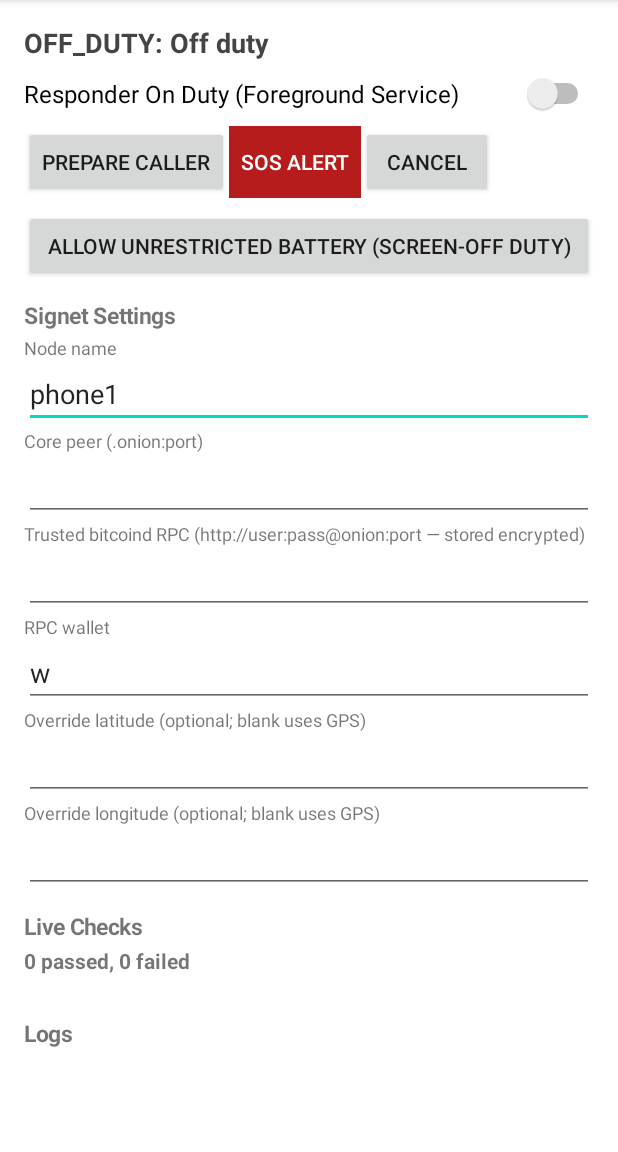
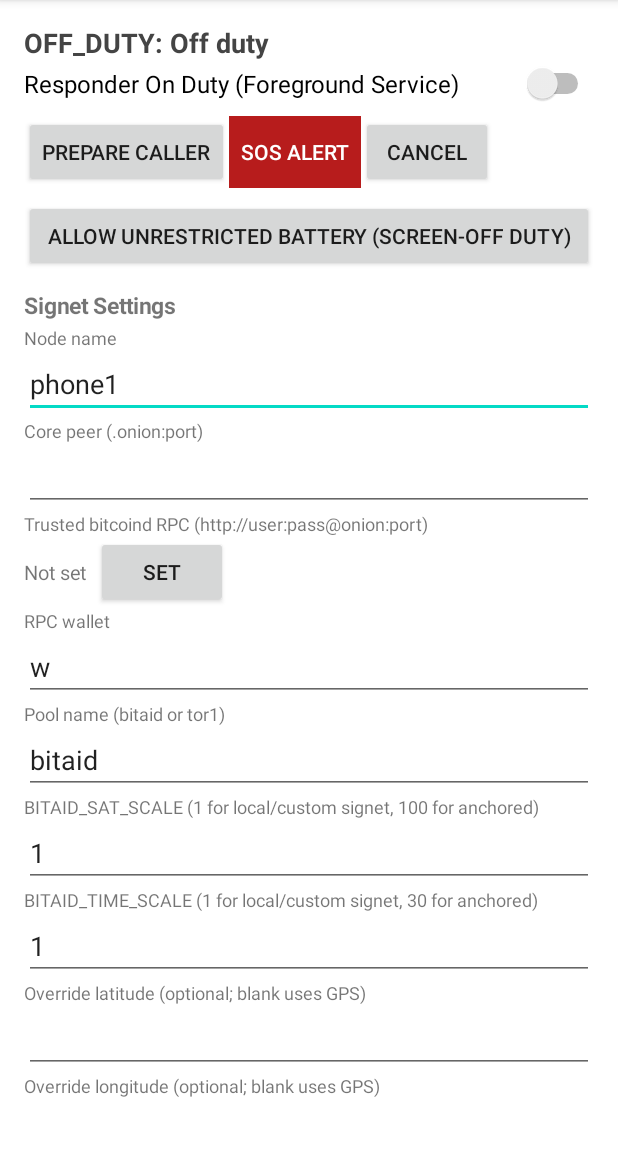
Before and after one commit to FaithStandard/Bitaid-prototype, an Android app: the screen it shows after launch (MainActivity), on a phone screen of 412 x 824 dp, the part 84-1236 px from its top. Run offline under Robolectric (Android 15) with nearby library versions, the phone set to English and light mode, and no system bars; libraries missing offline, so code that uses them is left out: com.google.crypto.tink; 5 statements that could not run were skipped.

Commit message:
m4-app: first-device-run fixes 1-5 (masked RPC, startRole error reasons + pending relaunch, ON_DUTY on Listening, --exit-after 86400, pool/scales UI, accept->location timing)

```diff
--- a/android/app/src/main/java/com/bitaid/app/MainActivity.kt
+++ b/android/app/src/main/java/com/bitaid/app/MainActivity.kt
@@ -17,6 +17,7 @@ import android.os.Handler
 import android.os.Looper
 import android.os.PowerManager
 import android.provider.Settings
+import android.text.InputType
 import android.view.View
 import android.widget.ArrayAdapter
 import android.widget.Button
@@ -36,18 +37,26 @@ import java.util.concurrent.atomic.AtomicBoolean
 /**
  * M4 step 3: Minimal Kotlin shell around `bitaid-node` + `bitaid-tor`.
  *
- * - No hardcoded fallback coordinates: responder requires a real GPS fix (or explicit test coords).
- * - Caller SOS requests a fresh GPS fix (10 s timeout), falling back to last-known only if < 5 min
- *   old (with age logged), else raises without a position rather than sending a stale one.
- * - RPC URL (with `user:pass`) is stored in `KeystoreSecretStore`, never plain `SharedPreferences`.
+ * - Masked RPC URL: once stored encrypted in Keystore, never repopulated into a plaintext EditText.
+ * - Live progress line under status while `BOOTSTRAPPING_TOR` / `CONNECTING`.
+ * - Configurable `--pool`, `BITAID_SAT_SCALE`, `BITAID_TIME_SCALE`.
  */
 class MainActivity : AppCompatActivity() {
 
     private lateinit var statusView: TextView
+    private lateinit var progressView: TextView
     private lateinit var dutySwitch: Switch
     private lateinit var peerEdit: EditText
+    private lateinit var rpcStatusView: TextView
+    private lateinit var rpcReplaceBtn: Button
+    private lateinit var rpcInputRow: LinearLayout
     private lateinit var rpcEdit: EditText
+    private lateinit var rpcShowCheck: CheckBox
+    private lateinit var rpcSaveBtn: Button
     private lateinit var walletEdit: EditText
+    private lateinit var poolEdit: EditText
+    private lateinit var satScaleEdit: EditText
+    private lateinit var timeScaleEdit: EditText
     private lateinit var nameEdit: EditText
     private lateinit var latEdit: EditText
     private lateinit var lonEdit: EditText
@@ -120,9 +129,16 @@ class MainActivity : AppCompatActivity() {
         statusView = TextView(this).apply {
             textSize = 18f
             setTypeface(null, Typeface.BOLD)
+            setPadding(0, 0, 0, 2)
+        }
+        progressView = TextView(this).apply {
+            textSize = 12f
+            setTextColor(Color.DKGRAY)
             setPadding(0, 0, 0, pad / 2)
+            visibility = View.GONE
         }
         root.addView(statusView)
+        root.addView(progressView)
 
         dutySwitch = Switch(this).apply {
             text = "Responder On Duty (Foreground Service)"
@@ -200,6 +216,7 @@ class MainActivity : AppCompatActivity() {
             setTextColor(Color.WHITE)
             setOnClickListener {
                 BitaidState.snapshot.alert?.let { a ->
+                    BitaidState.markAcceptedNow()
                     NativeBridge.sendAccept(a.caseId)
                     BitaidState.update { it.copy(alert = null, status = ServiceStatus.ACTIVE_CASE, statusDetail = "Accepted — awaiting verified location") }
                 }
@@ -274,8 +291,63 @@ class MainActivity : AppCompatActivity() {
         root.addView(sectionHeader("Signet Settings"))
         nameEdit = labeledEdit(root, "Node name", "phone1")
         peerEdit = labeledEdit(root, "Core peer (.onion:port)", "")
-        rpcEdit = labeledEdit(root, "Trusted bitcoind RPC (http://user:pass@onion:port — stored encrypted)", "")
+
+        // Masked RPC URL (never repopulated into plaintext once stored)
+        root.addView(TextView(this).apply { text = "Trusted bitcoind RPC (http://user:pass@onion:port)"; textSize = 12f })
+        val rpcStatusRow = LinearLayout(this).apply { orientation = LinearLayout.HORIZONTAL }
+        rpcStatusView = TextView(this).apply { text = "Not set"; textSize = 13f }
+        rpcReplaceBtn = Button(this).apply {
+            text = "Set / Replace"
+            setOnClickListener {
+                rpcEdit.setText("")
+                rpcInputRow.visibility = View.VISIBLE
+            }
+        }
+        rpcStatusRow.addView(rpcStatusView)
+        rpcStatusRow.addView(rpcReplaceBtn)
+        root.addView(rpcStatusRow)
+
+        rpcInputRow = LinearLayout(this).apply {
+            orientation = LinearLayout.VERTICAL
+            visibility = View.GONE
+        }
+        rpcEdit = EditText(this).apply {
+            isSingleLine = true
+            hint = "http://user:pass@....onion:38332"
+            inputType = InputType.TYPE_CLASS_TEXT or InputType.TYPE_TEXT_VARIATION_PASSWORD
+        }
+        rpcShowCheck = CheckBox(this).apply {
+            text = "Show RPC URL"
+            setOnCheckedChangeListener { _, show ->
+                rpcEdit.inputType = if (show) {
+                    InputType.TYPE_CLASS_TEXT or InputType.TYPE_TEXT_VARIATION_VISIBLE_PASSWORD
+                } else {
+                    InputType.TYPE_CLASS_TEXT or InputType.TYPE_TEXT_VARIATION_PASSWORD
+                }
+                rpcEdit.setSelection(rpcEdit.text.length)
+            }
+        }
+        rpcSaveBtn = Button(this).apply {
+            text = "Save RPC (Encrypted)"
+            setOnClickListener {
+                val url = rpcEdit.text.toString().trim()
+                if (url.isNotEmpty()) {
+                    secretStore?.putRpcUrl(url)
+                    rpcEdit.setText("")
+                    rpcInputRow.visibility = View.GONE
+                    refreshRpcStatus()
+                }
+            }
+        }
+        rpcInputRow.addView(rpcEdit)
+        rpcInputRow.addView(rpcShowCheck)
+        rpcInputRow.addView(rpcSaveBtn)
+        root.addView(rpcInputRow)
+
         walletEdit = labeledEdit(root, "RPC wallet", "w")
+        poolEdit = labeledEdit(root, "Pool name (bitaid or tor1)", "bitaid")
+        satScaleEdit = labeledEdit(root, "BITAID_SAT_SCALE (1 for local/custom signet, 100 for anchored)", "1")
+        timeScaleEdit = labeledEdit(root, "BITAID_TIME_SCALE (1 for local/custom signet, 30 for anchored)", "1")
         latEdit = labeledEdit(root, "Override latitude (optional; blank uses GPS)", "")
         lonEdit = labeledEdit(root, "Override longitude (optional; blank uses GPS)", "")
 
@@ -299,19 +371,45 @@ class MainActivity : AppCompatActivity() {
         return ScrollView(this).apply { addView(root) }
     }
 
+    private fun refreshRpcStatus() {
+        try {
+            val stored = secretStore?.getRpcUrl().orEmpty()
+            if (stored.isNotEmpty()) {
+                rpcStatusView.text = "Stored (encrypted)  "
+                rpcReplaceBtn.text = "Replace"
+            } else {
+                rpcStatusView.text = "Not set  "
+                rpcReplaceBtn.text = "Set"
+            }
+        } catch (e: Exception) {
+            rpcStatusView.text = "Unreadable (${e.message})  "
+        }
+    }
+
     private fun render(snap: AppSnapshot) {
         statusView.text = "${snap.status.name}: ${snap.statusDetail}"
         statusView.setTextColor(
             when (snap.status) {
                 ServiceStatus.FAULT -> Color.parseColor("#B71C1C")
                 ServiceStatus.ON_DUTY, ServiceStatus.ACTIVE_CASE, ServiceStatus.CALLER_READY -> Color.parseColor("#1B5E20")
+                ServiceStatus.CONNECTING, ServiceStatus.BOOTSTRAPPING_TOR -> Color.parseColor("#E65100")
                 else -> Color.DKGRAY
             }
         )
 
+        if ((snap.status == ServiceStatus.CONNECTING || snap.status == ServiceStatus.BOOTSTRAPPING_TOR) &&
+            snap.lastProgress.isNotBlank()
+        ) {
+            progressView.visibility = View.VISIBLE
+            progressView.text = snap.lastProgress
+        } else {
+            progressView.visibility = View.GONE
+        }
+
         suppressSwitch = true
         dutySwitch.isChecked = snap.status == ServiceStatus.ON_DUTY ||
             snap.status == ServiceStatus.ACTIVE_CASE ||
+            snap.status == ServiceStatus.CONNECTING ||
             (snap.status == ServiceStatus.BOOTSTRAPPING_TOR && dutySwitch.isChecked)
         suppressSwitch = false
 
@@ -386,6 +484,9 @@ class MainActivity : AppCompatActivity() {
             putExtra(BitaidService.EXTRA_NAME, nameEdit.text.toString().trim().ifEmpty { "phone1" })
             putExtra(BitaidService.EXTRA_PEER, peerEdit.text.toString().trim())
             putExtra(BitaidService.EXTRA_WALLET, walletEdit.text.toString().trim().ifEmpty { "w" })
+            putExtra(BitaidService.EXTRA_POOL, poolEdit.text.toString().trim().ifEmpty { "bitaid" })
+            putExtra(BitaidService.EXTRA_SAT_SCALE, satScaleEdit.text.toString().trim().ifEmpty { "1" })
+            putExtra(BitaidService.EXTRA_TIME_SCALE, timeScaleEdit.text.toString().trim().ifEmpty { "1" })
             if (pos != null) {
                 putExtra(BitaidService.EXTRA_HAS_LOC, true)
                 putExtra(BitaidService.EXTRA_LAT, pos.first)
@@ -408,10 +509,6 @@ class MainActivity : AppCompatActivity() {
         return Pair(la, lo)
     }
 
-    /**
-     * Requests a fresh GPS fix with a 10 s timeout. Only falls back to a last-known fix if it is
-     * under 5 minutes old (logging its age); never silently sends an hours-old position.
-     */
     @Suppress("DEPRECATION")
     private fun requestFreshFix(onDone: (Pair<Double, Double>?) -> Unit) {
         val hasFine = ContextCompat.checkSelfPermission(this, Manifest.permission.ACCESS_FINE_LOCATION) == PackageManager.PERMISSION_GRANTED
@@ -540,15 +637,12 @@ class MainActivity : AppCompatActivity() {
         nameEdit.setText(p.getString("name", "phone1"))
         peerEdit.setText(p.getString("peer", ""))
         walletEdit.setText(p.getString("wallet", "w"))
+        poolEdit.setText(p.getString("pool", "bitaid"))
+        satScaleEdit.setText(p.getString("sat_scale", "1"))
+        timeScaleEdit.setText(p.getString("time_scale", "1"))
         latEdit.setText(p.getString("lat", ""))
         lonEdit.setText(p.getString("lon", ""))
-        try {
-            rpcEdit.setText(secretStore?.getRpcUrl() ?: "")
-        } catch (e: Exception) {
-            BitaidState.update {
-                it.copy(status = ServiceStatus.FAULT, statusDetail = "RPC credentials unreadable: ${e.message}")
-            }
-        }
+        refreshRpcStatus()
     }
 
     private fun savePrefs() {
@@ -556,11 +650,20 @@ class MainActivity : AppCompatActivity() {
             .putString("name", nameEdit.text.toString().trim())
             .putString("peer", peerEdit.text.toString().trim())
             .putString("wallet", walletEdit.text.toString().trim())
+            .putString("pool", poolEdit.text.toString().trim())
+            .putString("sat_scale", satScaleEdit.text.toString().trim())
+            .putString("time_scale", timeScaleEdit.text.toString().trim())
             .putString("lat", latEdit.text.toString().trim())
             .putString("lon", lonEdit.text.toString().trim())
-            .remove("rpc") // never keep RPC credentials in plain SharedPreferences
+            .remove("rpc")
             .apply()
-        secretStore?.putRpcUrl(rpcEdit.text.toString().trim())
+        val typedRpc = rpcEdit.text.toString().trim()
+        if (rpcInputRow.visibility == View.VISIBLE && typedRpc.isNotEmpty()) {
+            secretStore?.putRpcUrl(typedRpc)
+            rpcEdit.setText("")
+            rpcInputRow.visibility = View.GONE
+            refreshRpcStatus()
+        }
     }
 
     companion object {
--- a/android/app/src/main/java/com/bitaid/app/NativeBridge.kt
+++ b/android/app/src/main/java/com/bitaid/app/NativeBridge.kt
@@ -39,11 +39,12 @@ object NativeBridge {
     external fun setTorDormant(soft: Boolean)
     external fun torNetworkChanged()
 
+    /** Returns `""` on success or a refusal reason on failure. */
     external fun startRole(
         settingsJson: String,
         argsJson: String,
         listener: EventCallback,
-    ): Boolean
+    ): String
 
     external fun sendRaiseAlert(hasLoc: Boolean, lat: Double, lon: Double)
     external fun sendAccept(caseId: String)
```
Also changed, not shown: android/app/src/main/java/com/bitaid/app/BitaidService.kt (+48 -17 lines), android/app/src/main/java/com/bitaid/app/BitaidState.kt (+33 -7 lines), 1 other file.
